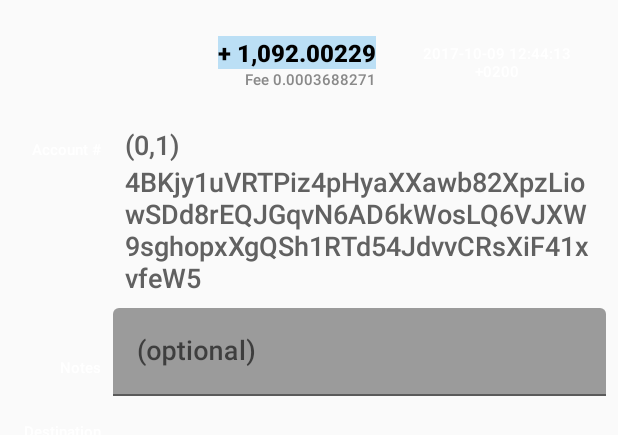
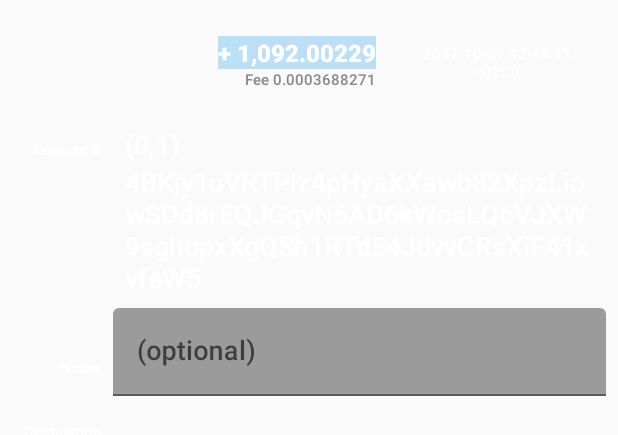
Before and after one commit to sumoprojects/sumo-android-wallet, an Android app: the layout fragment_tx_info.xml on its own in the app's theme, with its tools: preview values and no code run, on a phone screen of 412 x 824 dp. Shown: the top 435 px of the screen. Run offline under Robolectric (Android 15) with nearby library versions, the phone set to English and light mode, and no system bars.

Commit message:
- Fixed color contrast on transaction details page

```diff
--- a/app/src/main/res/layout/fragment_tx_info.xml
+++ b/app/src/main/res/layout/fragment_tx_info.xml
@@ -32,6 +32,7 @@
                     android:layout_width="wrap_content"
                     android:layout_height="wrap_content"
                     android:selectAllOnFocus="true"
+                    android:textColor="#FFFFFF"
                     android:textIsSelectable="true"
                     tools:text="+ 1,092.00229" />
 
@@ -200,6 +201,7 @@
                         android:paddingTop="8dp"
                         android:paddingEnd="8dp"
                         android:selectAllOnFocus="true"
+                        android:textColor="#FFFFFF"
                         android:textIsSelectable="true"
                         tools:text="(0,1)" />
 
@@ -214,6 +216,7 @@
                         android:paddingEnd="8dp"
                         android:paddingBottom="8dp"
                         android:selectAllOnFocus="true"
+                        android:textColor="#FFFFFF"
                         android:textIsSelectable="true"
                         tools:text="4BKjy1uVRTPiz4pHyaXXawb82XpzLiowSDd8rEQJGqvN6AD6kWosLQ6VJXW9sghopxXgQSh1RTd54JdvvCRsXiF41xvfeW5" />
                 </RelativeLayout>
@@ -241,7 +244,8 @@
                         android:layout_height="wrap_content"
                         android:backgroundTint="@color/moneroGray"
                         android:hint="@string/tx_notes_hint"
-                        android:inputType="textMultiLine" />
+                        android:inputType="textMultiLine"
+                        android:textColor="#FFFFFF" />
                 </android.support.design.widget.TextInputLayout>
             </TableRow>
 
@@ -261,6 +265,7 @@
                     android:gravity="start"
                     android:padding="8dp"
                     android:selectAllOnFocus="true"
+                    android:textColor="#FFFFFF"
                     android:textIsSelectable="true" />
             </TableRow>
 
@@ -280,6 +285,7 @@
                     android:gravity="start"
                     android:padding="8dp"
                     android:selectAllOnFocus="true"
+                    android:textColor="#FFFFFF"
                     android:textIsSelectable="true" />
             </TableRow>
 
@@ -299,6 +305,7 @@
                     android:gravity="start"
                     android:padding="8dp"
                     android:selectAllOnFocus="true"
+                    android:textColor="#FFFFFF"
                     android:textIsSelectable="true" />
             </TableRow>
 
@@ -318,6 +325,7 @@
                     android:gravity="start"
                     android:padding="8dp"
                     android:selectAllOnFocus="true"
+                    android:textColor="#FFFFFF"
                     android:textIsSelectable="true" />
             </TableRow>
 
@@ -337,6 +345,7 @@
                     android:gravity="start"
                     android:padding="8dp"
                     android:selectAllOnFocus="true"
+                    android:textColor="#FFFFFF"
                     android:textIsSelectable="true" />
             </TableRow>
 
@@ -356,6 +365,7 @@
                     android:gravity="start"
                     android:padding="8dp"
                     android:selectAllOnFocus="true"
+                    android:textColor="#FFFFFF"
                     android:textIsSelectable="true" />
 
             </TableRow>
```
